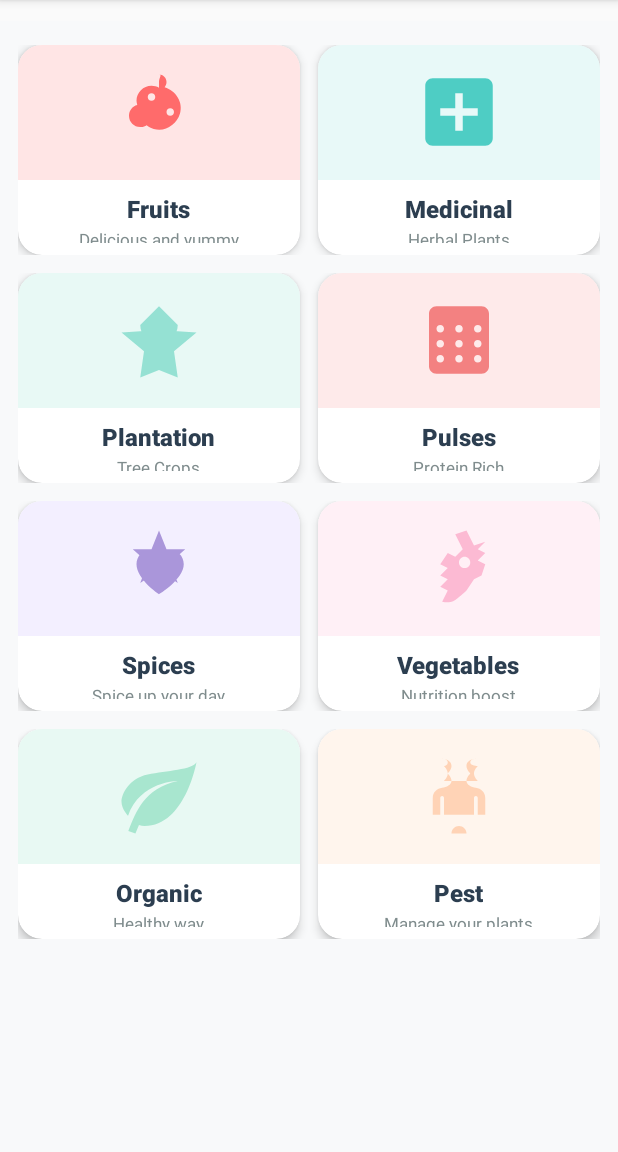
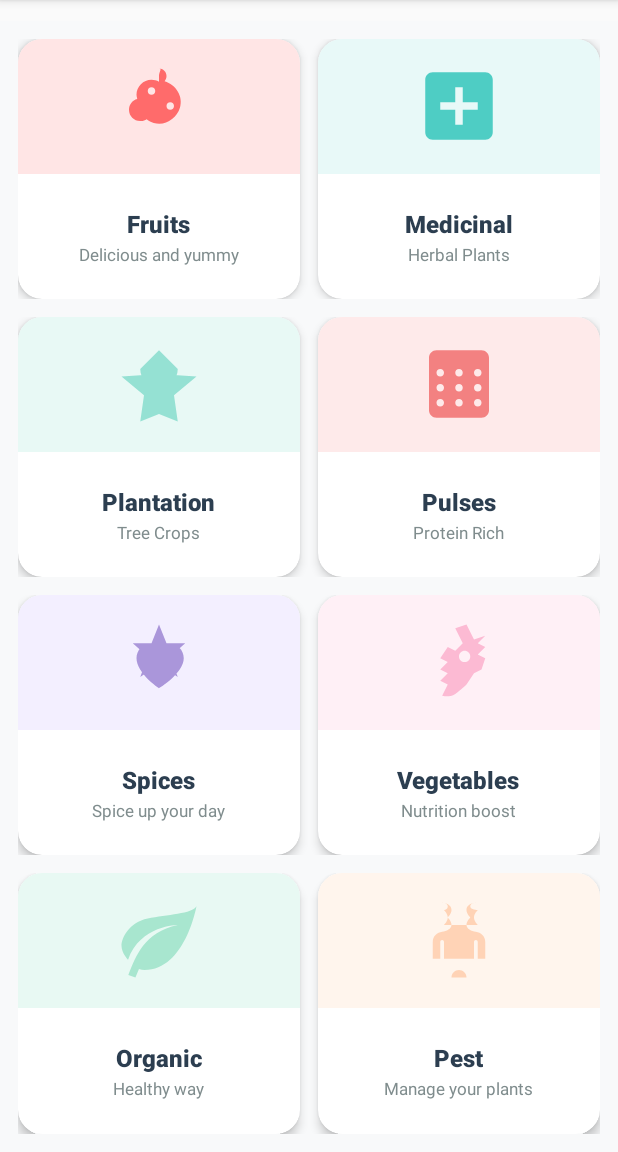
Before and after one commit to ermandac/CropManagementApp, an Android app: the screen it shows after launch (Activity_Home), on a phone screen of 412 x 824 dp, the part 84-1236 px from its top. Run offline under Robolectric (Android 15) with nearby library versions, the phone set to English and light mode, and no system bars; our stand-ins replace Volley; network calls fail.

Commit message:
feat: Make home screen cards fill entire screen with layout weights

```diff
--- a/app/src/main/res/layout/dashboard.xml
+++ b/app/src/main/res/layout/dashboard.xml
@@ -8,33 +8,29 @@
     android:layout_marginTop="70dp"
     android:background="@color/home_background">
 
-    <ScrollView
-        android:scrollbars="none"
+    <LinearLayout
         android:layout_width="match_parent"
         android:layout_height="match_parent"
-        android:paddingTop="16dp"
-        android:paddingBottom="16dp">
-
-        <LinearLayout
-            android:layout_width="match_parent"
-            android:layout_height="wrap_content"
-            android:orientation="vertical"
-            android:paddingLeft="12dp"
-            android:paddingRight="12dp">
+        android:orientation="vertical"
+        android:paddingLeft="12dp"
+        android:paddingRight="12dp"
+        android:paddingTop="12dp"
+        android:paddingBottom="12dp">
 
             <!-- Row 1: Fruits & Medicinal -->
             <LinearLayout
                 android:layout_width="match_parent"
-                android:layout_height="wrap_content"
+                android:layout_height="0dp"
+                android:layout_weight="1"
                 android:orientation="horizontal"
                 android:weightSum="2"
-                android:layout_marginBottom="12dp">
+                android:layout_marginBottom="6dp">
 
                 <!-- Fruits Card -->
                 <androidx.cardview.widget.CardView
                     android:id="@+id/bankcardId"
                     android:layout_width="0dp"
-                    android:layout_height="140dp"
+                    android:layout_height="match_parent"
                     android:layout_weight="1"
                     android:layout_marginEnd="6dp"
                     android:onClick="onClickFruits"
@@ -94,7 +90,7 @@
                 <androidx.cardview.widget.CardView
                     android:id="@+id/bankcardId1"
                     android:layout_width="0dp"
-                    android:layout_height="140dp"
+                    android:layout_height="match_parent"
                     android:layout_weight="1"
                     android:layout_marginStart="6dp"
                     android:onClick="onClickMedicinal"
@@ -154,16 +150,18 @@
             <!-- Row 2: Plantation & Pulses -->
             <LinearLayout
                 android:layout_width="match_parent"
-                android:layout_height="wrap_content"
+                android:layout_height="0dp"
+                android:layout_weight="1"
                 android:orientation="horizontal"
                 android:weightSum="2"
-                android:layout_marginBottom="12dp">
+                android:layout_marginTop="6dp"
+                android:layout_marginBottom="6dp">
 
                 <!-- Plantation Card -->
                 <androidx.cardview.widget.CardView
                     android:id="@+id/bankcardId2"
                     android:layout_width="0dp"
-                    android:layout_height="140dp"
+                    android:layout_height="match_parent"
                     android:layout_weight="1"
                     android:layout_marginEnd="6dp"
                     android:onClick="onClickPlantation"
@@ -223,7 +221,7 @@
                 <androidx.cardview.widget.CardView
                     android:id="@+id/bankcardId3"
                     android:layout_width="0dp"
-                    android:layout_height="140dp"
+                    android:layout_height="match_parent"
                     android:layout_weight="1"
                     android:layout_marginStart="6dp"
                     android:onClick="onClickPulses"
@@ -283,16 +281,18 @@
             <!-- Row 3: Spices & Vegetables -->
             <LinearLayout
                 android:layout_width="match_parent"
-                android:layout_height="wrap_content"
+                android:layout_height="0dp"
+                android:layout_weight="1"
                 android:orientation="horizontal"
                 android:weightSum="2"
-                android:layout_marginBottom="12dp">
+                android:layout_marginTop="6dp"
+                android:layout_marginBottom="6dp">
 
                 <!-- Spices Card -->
                 <androidx.cardview.widget.CardView
                     android:id="@+id/bankcardId5"
                     android:layout_width="0dp"
-                    android:layout_height="140dp"
+                    android:layout_height="match_parent"
                     android:layout_weight="1"
                     android:layout_marginEnd="6dp"
                     android:onClick="onClickSpices"
@@ -352,7 +352,7 @@
                 <androidx.cardview.widget.CardView
                     android:id="@+id/bankcardId4"
                     android:layout_width="0dp"
-                    android:layout_height="140dp"
+                    android:layout_height="match_parent"
                     android:layout_weight="1"
                     android:layout_marginStart="6dp"
                     android:onClick="onClickVeges"
@@ -412,16 +412,17 @@
             <!-- Row 4: Organic & Pest -->
             <LinearLayout
                 android:layout_width="match_parent"
-                android:layout_height="wrap_content"
+                android:layout_height="0dp"
+                android:layout_weight="1"
                 android:orientation="horizontal"
                 android:weightSum="2"
-                android:layout_marginBottom="12dp">
+                android:layout_marginTop="6dp">
 
                 <!-- Organic Card -->
                 <androidx.cardview.widget.CardView
                     android:id="@+id/bankcardId6"
                     android:layout_width="0dp"
-                    android:layout_height="140dp"
+                    android:layout_height="match_parent"
                     android:layout_weight="1"
                     android:layout_marginEnd="6dp"
                     android:onClick="onClickOrganic"
@@ -481,7 +482,7 @@
                 <androidx.cardview.widget.CardView
                     android:id="@+id/bankcardId7"
                     android:layout_width="0dp"
-                    android:layout_height="140dp"
+                    android:layout_height="match_parent"
                     android:layout_weight="1"
                     android:layout_marginStart="6dp"
                     android:onClick="onClickPest"
@@ -537,6 +538,5 @@
                     </LinearLayout>
                 </androidx.cardview.widget.CardView>
             </LinearLayout>
-        </LinearLayout>
-    </ScrollView>
+    </LinearLayout>
 </RelativeLayout>
```
